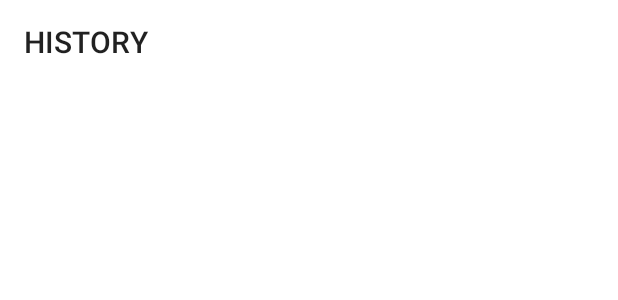
After one commit to BulgakovIvan/7MinuteWorkout, an Android app: the layout activity_history.xml on its own in the app's theme, with its tools: preview values and no code run, on a phone screen of 412 x 824 dp. The commit adds this screen. Shown: the top 300 px of the screen. Run offline under Robolectric (Android 15) with nearby library versions, the phone set to English and light mode, and no system bars.

Commit message:
Create HistoryActivity

```diff
--- a/app/src/main/AndroidManifest.xml
+++ b/app/src/main/AndroidManifest.xml
@@ -10,9 +10,13 @@
         android:supportsRtl="true"
         android:theme="@style/Theme.7MinuteWorkout">
         <activity
+            android:name=".HistoryActivity"
+            android:screenOrientation="portrait"
+            android:theme="@style/Theme.MaterialComponents.DayNight.NoActionBar" />
+        <activity
             android:name=".BMIActivity"
             android:screenOrientation="portrait"
-            android:theme="@style/Theme.MaterialComponents.DayNight.NoActionBar"/>
+            android:theme="@style/Theme.MaterialComponents.DayNight.NoActionBar" />
         <activity
             android:name=".FinishActivity"
             android:screenOrientation="portrait"
--- a/app/src/main/java/com/example/a7minuteworkout/BMIActivity.kt
+++ b/app/src/main/java/com/example/a7minuteworkout/BMIActivity.kt
@@ -25,7 +25,6 @@ class BMIActivity : AppCompatActivity() {
         val actionbar = supportActionBar
         if (actionbar != null) {
             actionbar.setDisplayHomeAsUpEnabled(true)
-            actionbar.title = "CALCULATE BMI"
         }
 
         binding.toolbarBmiActivity.setNavigationOnClickListener {
--- a/app/src/main/java/com/example/a7minuteworkout/MainActivity.kt
+++ b/app/src/main/java/com/example/a7minuteworkout/MainActivity.kt
@@ -22,5 +22,10 @@ class MainActivity : AppCompatActivity() {
             val intent = Intent(this, BMIActivity::class.java)
             startActivity(intent)
         }
+
+        binding.llHistory.setOnClickListener {
+            val intent = Intent(this, HistoryActivity::class.java)
+            startActivity(intent)
+        }
     }
 }
--- a/app/src/main/res/layout/activity_b_m_i.xml
+++ b/app/src/main/res/layout/activity_b_m_i.xml
@@ -9,9 +9,10 @@
 
     <androidx.appcompat.widget.Toolbar
         android:id="@+id/toolbar_bmi_activity"
-        android:layout_width="wrap_content"
+        android:layout_width="match_parent"
         android:layout_height="?android:attr/actionBarSize"
-        android:background="@color/white"/>
+        android:background="@color/white"
+        app:title="CALCULATE BMI"/>
 
     <RadioGroup
         android:id="@+id/rgUnits"
--- a/app/src/main/res/layout/activity_exercise.xml
+++ b/app/src/main/res/layout/activity_exercise.xml
@@ -3,12 +3,13 @@
     xmlns:tools="http://schemas.android.com/tools"
     android:layout_width="match_parent"
     android:layout_height="match_parent"
+    xmlns:app="http://schemas.android.com/apk/res-auto"
     tools:context=".ExerciseActivity"
     android:orientation="vertical">
 
     <androidx.appcompat.widget.Toolbar
         android:id="@+id/toolbar_exercise_activity"
-        android:layout_width="wrap_content"
+        android:layout_width="match_parent"
         android:layout_height="?android:attr/actionBarSize"
         android:background="@color/white"/>
 
--- /dev/null
+++ b/app/src/main/res/layout/activity_history.xml
@@ -0,0 +1,16 @@
+<?xml version="1.0" encoding="utf-8"?>
+<LinearLayout xmlns:android="http://schemas.android.com/apk/res/android"
+    xmlns:app="http://schemas.android.com/apk/res-auto"
+    xmlns:tools="http://schemas.android.com/tools"
+    android:layout_width="match_parent"
+    android:layout_height="match_parent"
+    tools:context=".HistoryActivity">
+
+    <androidx.appcompat.widget.Toolbar
+        android:id="@+id/toolbar_history_activity"
+        android:layout_width="match_parent"
+        android:layout_height="?android:attr/actionBarSize"
+        android:background="@color/white"
+        app:title="HISTORY"/>
+
+</LinearLayout>
```
Also changed, not shown: app/src/main/java/com/example/a7minuteworkout/HistoryActivity.kt (added, +22 -0 lines), app/src/main/res/layout/activity_main.xml (+48 -1 lines), app/src/main/res/drawable/ic_calendar.png (added).
